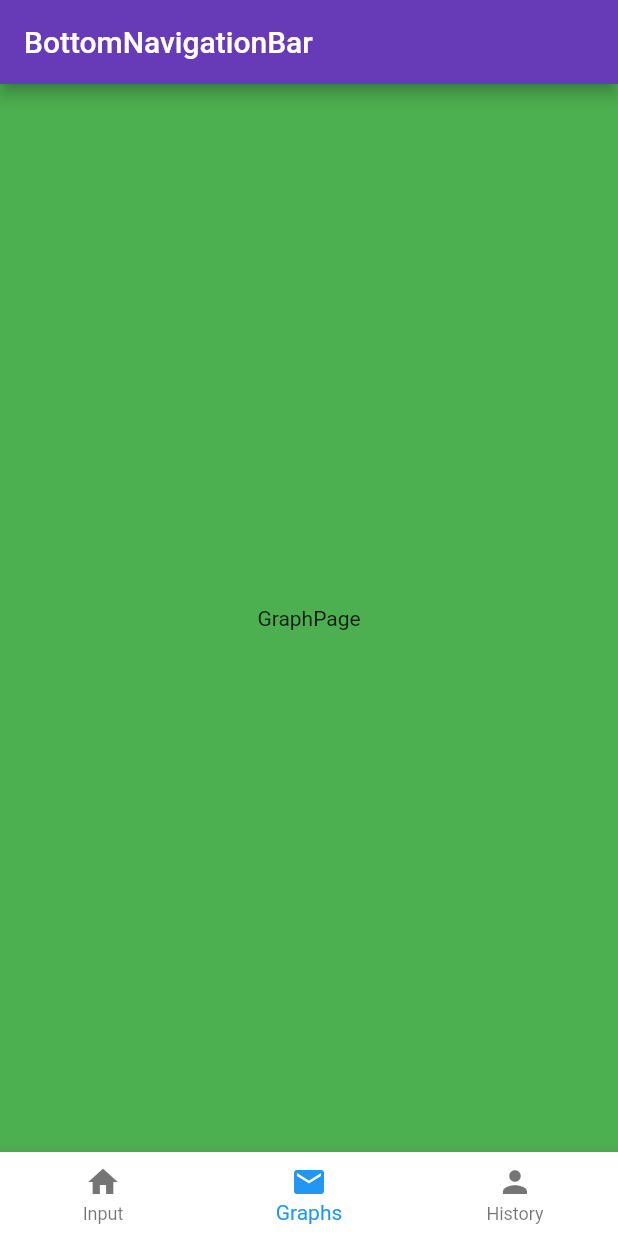
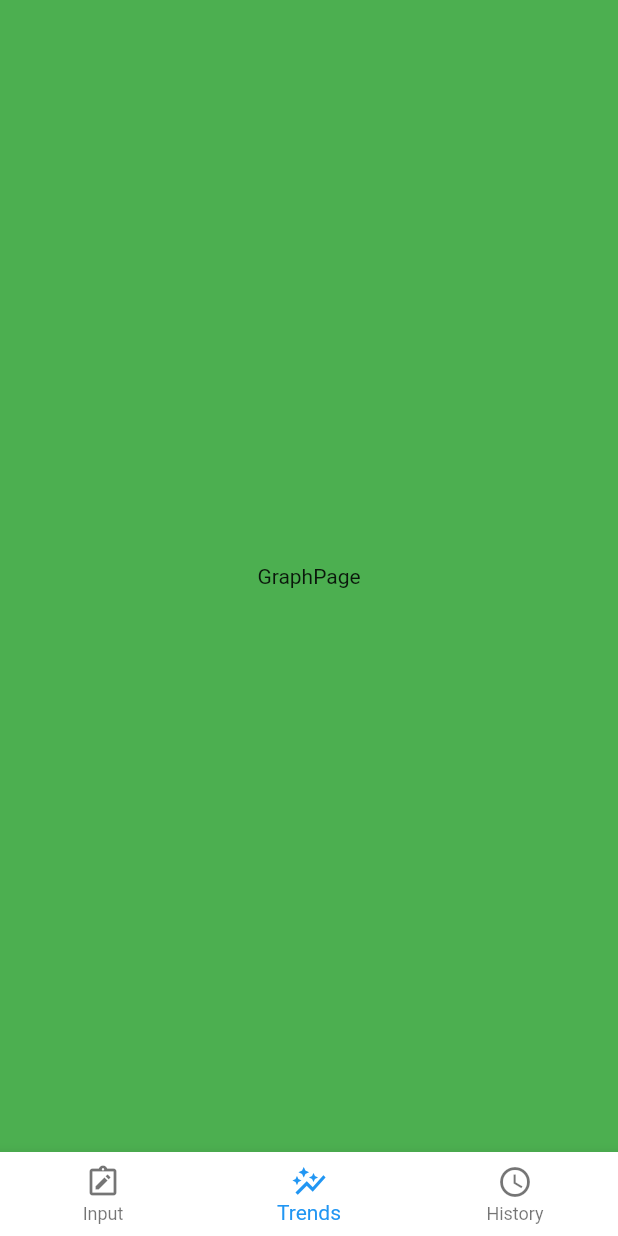
Before and after one commit to JohnHuang1/Synses, a Flutter app: the screen it shows after launch, swiped to page 2, on a phone screen of 412 x 824 dp. Run offline on Flutter 3.47's test engine with Material 2 defaults, Android fonts, the phone set to English and light mode, and no system bars.

Commit message:
Deleted App Bar, Edited Icons

```diff
--- a/lib/main.dart
+++ b/lib/main.dart
@@ -39,19 +39,17 @@ class _SynsesState extends State<Synses> {
 
   Widget bottomMenu() {
     return Scaffold(
-      appBar: AppBar(
-        title:
-        Text("BottomNavigationBar", style: TextStyle(color: Colors.white)),
-        backgroundColor: Colors.deepPurple,
-      ),
       bottomNavigationBar: BottomNavigationBar(
         currentIndex: _pageIndex,
         onTap: onTabTapped,
         backgroundColor: Colors.white,
         items: <BottomNavigationBarItem>[
-          BottomNavigationBarItem(icon: Icon(Icons.home), label: "Input"),
-          BottomNavigationBarItem(icon: Icon(Icons.mail), label: "Graphs"),
-          BottomNavigationBarItem(icon: Icon(Icons.person), label: "History"),
+          BottomNavigationBarItem(
+              icon: Icon(Icons.note_alt_outlined), label: "Input"),
+          BottomNavigationBarItem(
+              icon: Icon(Icons.auto_graph), label: "Trends"),
+          BottomNavigationBarItem(
+              icon: Icon(Icons.access_time_outlined), label: "History"),
         ],
       ),
       body: PageView(
```
Also changed, not shown: pubspec.lock, 1 other file.
